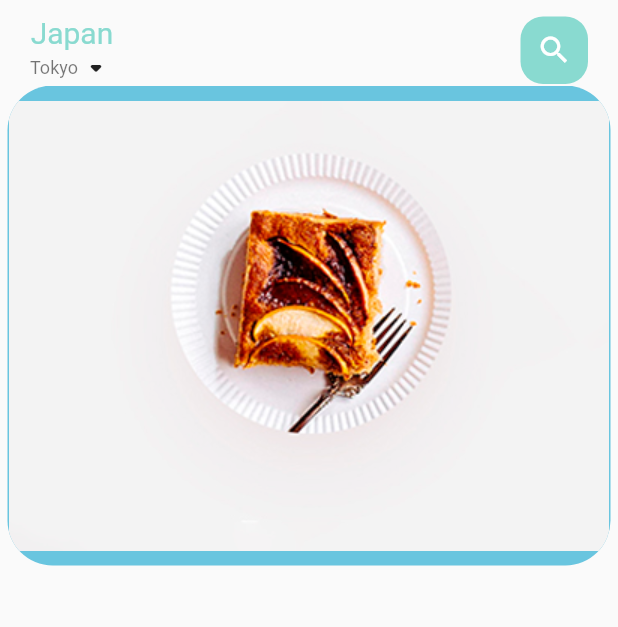
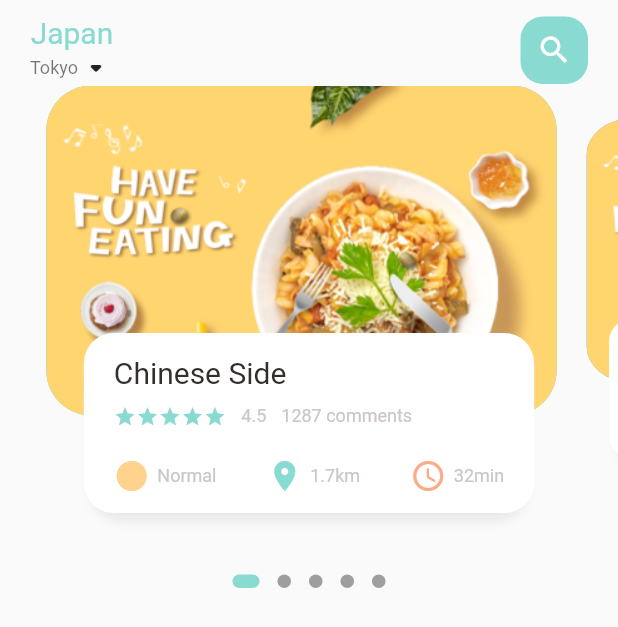
Before and after one commit to jvmMachado/flutter-food-delivery-app, a Flutter app: the screen it shows after launch, on a phone screen of 412 x 824 dp. Shown: the top 627 px of the screen. Run offline on Flutter 3.47's test engine with Material 2 defaults, Android fonts, the phone set to English and light mode, and no system bars; drawn by our look-alikes of dots_indicator.

Commit message:
finish food_page_body animated transition effect

```diff
--- a/lib/home/food_page_body.dart
+++ b/lib/home/food_page_body.dart
@@ -1,4 +1,9 @@
+import 'package:dots_indicator/dots_indicator.dart';
 import 'package:flutter/material.dart';
+import 'package:food_delivery_app/colors.dart';
+import 'package:food_delivery_app/widgets/big_text.dart';
+import 'package:food_delivery_app/widgets/icon_and_text.dart';
+import 'package:food_delivery_app/widgets/small_text.dart';
 
 class FoodPageBody extends StatefulWidget {
   const FoodPageBody({Key? key}) : super(key: key);
@@ -8,28 +13,180 @@ class FoodPageBody extends StatefulWidget {
 }
 
 class _FoodPageBodyState extends State<FoodPageBody> {
+  PageController pageController = PageController(viewportFraction: 0.85);
+  var _currentPage = 0.0;
+  final _scaleFactor = 0.8;
+  final double _cardHeight = 220;
+
+  @override
+  void initState() {
+    super.initState();
+    pageController.addListener(() {
+      setState(() {
+        _currentPage = pageController.page!;
+      });
+    });
+  }
+
+  @override
+  void dispose() {
+    super.dispose();
+    pageController.dispose();
+  }
+
   @override
   Widget build(BuildContext context) {
-    return SizedBox(
+    return Column(
+      children: [
+        SizedBox(
           height: 320,
           child: PageView.builder(
+              controller: pageController,
               itemCount: 5,
               itemBuilder: (context, position) {
                 return _buildPageItem(position);
               }),
+        ),
+        DotsIndicator(
+          dotsCount: 5,
+          position: _currentPage,
+          decorator: DotsDecorator(
+            activeColor: AppColors.mainColor,
+            size: const Size.square(9.0),
+            activeSize: const Size(18.0, 9.0),
+            activeShape: RoundedRectangleBorder(
+              borderRadius: BorderRadius.circular(5.0),
+            ),
+          ),
+        ),
+      ],
     );
   }
 
   Widget _buildPageItem(int index) {
-    return Container(
-      height: 220,
-      margin: const EdgeInsets.symmetric(horizontal: 5),
+    Matrix4 matrix = Matrix4.identity();
+    if (index == _currentPage.floor()) {
+      var currentScale = 1 - (_currentPage - index) * (1 - _scaleFactor);
+      var currentTransform = _cardHeight * (1 - currentScale) / 2;
+      matrix = Matrix4.diagonal3Values(1, currentScale, 1)
+        ..setTranslationRaw(0, currentTransform, 0);
+    } else if (index == _currentPage.floor() + 1) {
+      var currentScale =
+          _scaleFactor + (_currentPage - index + 1) * (1 - _scaleFactor);
+      var currentTransform = _cardHeight * (1 - currentScale) / 2;
+
+      matrix = Matrix4.diagonal3Values(1, currentScale, 1)
+        ..setTranslationRaw(0, currentTransform, 0);
+    } else {
+      var currentScale = 0.8;
+      var currentTransform = _cardHeight * (1 - currentScale) / 2;
+
+      matrix = Matrix4.diagonal3Values(1, currentScale, 1)
+        ..setTranslationRaw(0, currentTransform, 0);
+    }
+
+    return Transform(
+      transform: matrix,
+      child: Stack(
+        children: [
+          Container(
+            height: _cardHeight,
+            margin: EdgeInsets.only(
+                left: index == 0 ? 0 : 10, right: index == 4 ? 0 : 10),
             decoration: BoxDecoration(
               borderRadius: BorderRadius.circular(30),
-        color: const Color(0xFF69c5df),
+              color: index.isEven
+                  ? const Color(0xFF69c5df)
+                  : const Color(0xFF9294cc),
               image: const DecorationImage(
-          image: AssetImage("assets/image/food1.png"),
+                fit: BoxFit.cover,
+                image: AssetImage("assets/image/food0.png"),
               ),
+            ),
+          ),
+          Align(
+            alignment: Alignment.bottomCenter,
+            child: Container(
+              height: 120,
+              margin: const EdgeInsets.only(left: 30, right: 30, bottom: 35),
+              decoration: BoxDecoration(
+                  borderRadius: BorderRadius.circular(20),
+                  color: Colors.white,
+                  boxShadow: const [
+                    BoxShadow(
+                      color: Color(0xFFe8e8e8),
+                      blurRadius: 5.0,
+                      offset: Offset(0, 5),
+                    ),
+                    BoxShadow(
+                      color: Colors.white,
+                      offset: Offset(-5, 0),
+                    ),
+                    BoxShadow(
+                      color: Colors.white,
+                      offset: Offset(5, 0),
+                    ),
+                  ]),
+              child: Container(
+                padding: const EdgeInsets.only(top: 15, left: 15, right: 15),
+                child: Column(
+                  crossAxisAlignment: CrossAxisAlignment.start,
+                  children: [
+                    const BigText(text: 'Chinese Side'),
+                    const SizedBox(
+                      height: 10,
+                    ),
+                    Row(
+                      children: [
+                        Wrap(
+                          children: List.generate(
+                            5,
+                            (index) => const Icon(
+                              Icons.star,
+                              color: AppColors.mainColor,
+                              size: 15,
+                            ),
+                          ),
+                        ),
+                        const SizedBox(
+                          width: 10,
+                        ),
+                        const SmallText(text: '4.5'),
+                        const SizedBox(
+                          width: 10,
+                        ),
+                        const SmallText(text: '1287 comments')
+                      ],
+                    ),
+                    const SizedBox(
+                      height: 20,
+                    ),
+                    Row(
+                      mainAxisAlignment: MainAxisAlignment.spaceBetween,
+                      children: const [
+                        IconAndText(
+                          icon: Icons.circle_sharp,
+                          text: 'Normal',
+                          iconColor: AppColors.iconColor1,
+                        ),
+                        IconAndText(
+                          icon: Icons.location_on,
+                          text: '1.7km',
+                          iconColor: AppColors.mainColor,
+                        ),
+                        IconAndText(
+                          icon: Icons.access_time_rounded,
+                          text: '32min',
+                          iconColor: AppColors.iconColor2,
+                        ),
+                      ],
+                    )
+                  ],
+                ),
+              ),
+            ),
+          ),
+        ],
       ),
     );
   }
--- /dev/null
+++ b/lib/widgets/icon_and_text.dart
@@ -0,0 +1,33 @@
+import 'package:flutter/material.dart';
+import 'package:food_delivery_app/widgets/small_text.dart';
+
+class IconAndText extends StatelessWidget {
+  final IconData icon;
+  final String text;
+  final Color iconColor;
+
+  const IconAndText(
+      {Key? key,
+      required this.icon,
+      required this.text,
+      required this.iconColor})
+      : super(key: key);
+
+  @override
+  Widget build(BuildContext context) {
+    return Row(
+      children: [
+        Icon(
+          icon,
+          color: iconColor,
+        ),
+        const SizedBox(
+          width: 5,
+        ),
+        SmallText(
+          text: text,
+        )
+      ],
+    );
+  }
+}
--- a/pubspec.yaml
+++ b/pubspec.yaml
@@ -11,6 +11,7 @@ dependencies:
   flutter:
     sdk: flutter
   cupertino_icons: ^1.0.2
+  dots_indicator: ^2.0.0
 
 dev_dependencies:
   flutter_test:
```
Also changed, not shown: pubspec.lock. Lines whose indentation alone changed are shown as unchanged.
